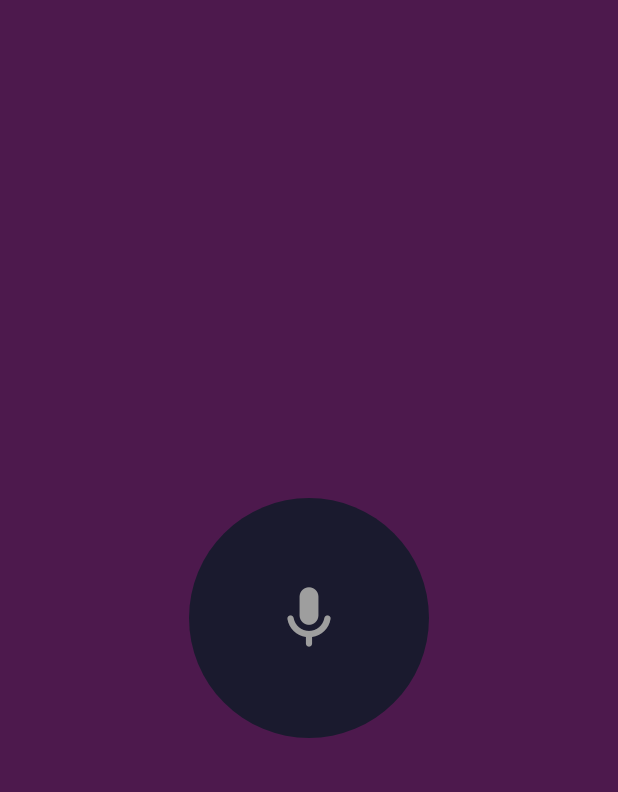
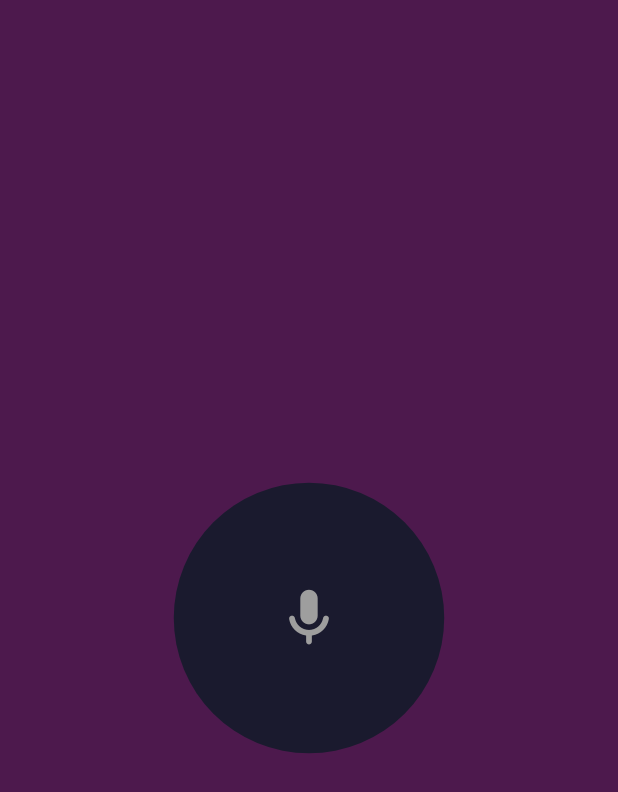
Before and after one commit to maratbekovaidar/shaiqa, a Flutter app: the screen it shows after launch, on a phone screen of 412 x 824 dp. Shown: the top 792 px of the screen. Run offline on Flutter 3.47's test engine with Material 2 defaults, Android fonts, the phone set to English and light mode, and no system bars; our stand-ins replace audioplayers, dio; missing offline and left inert: mic_stream, simple_ripple_animation; key blocks and very long unbroken strings in the code were emptied for the run.

Commit message:
feat(animation): pulse animation main button

```diff
--- a/lib/features/main/views/screens/main_page.dart
+++ b/lib/features/main/views/screens/main_page.dart
@@ -28,23 +28,36 @@ class _MainPageState extends State<MainPage> with TickerProviderStateMixin  {
 
   double radius = 80;
 
-  void changeRadius() async {
 
-      timer = Timer.periodic(const Duration(milliseconds: 10), (Timer t) {
-        setState(() {
-          radius = (random.nextInt(50) + 50).toDouble();
-        });
-      });
-  }
+  /// Animation controller
+  late AnimationController _controller;
+  late Animation<int> _decorationTween;
+
 
   @override
   void initState() {
     super.initState();
+
+    /// Animation controller init
+    _controller =
+        AnimationController(
+          lowerBound: 0.9,
+          upperBound: 1.0,
+          duration: const Duration(seconds: 1),
+          vsync: this
+        );
+    _controller.repeat(reverse: true);
+
+    _decorationTween = IntTween(
+      begin: 80,
+      end: 100
+    ).animate(_controller);
   }
 
 
   @override
   void dispose() {
+    _controller.dispose();
     super.dispose();
   }
 
@@ -94,10 +107,17 @@ class _MainPageState extends State<MainPage> with TickerProviderStateMixin  {
                     }
 
                   },
-                  child: AnimatedContainer(
-                    duration: const Duration(milliseconds: 500),
+                  child: AnimatedBuilder(
+                    animation: _decorationTween,
+                    builder: (BuildContext _, child) {
+                      return Transform.scale(
+
+                        scale: _controller.value,
+                        child: child,
+                      );
+                    },
                     child: CircleAvatar(
-                      radius: radius,
+                      radius: _decorationTween.value.toDouble(),
                       backgroundColor: recording ? Colors.red : const Color(0xff1A1A2E),
                       child: Icon(
                         Icons.mic_rounded,
```
